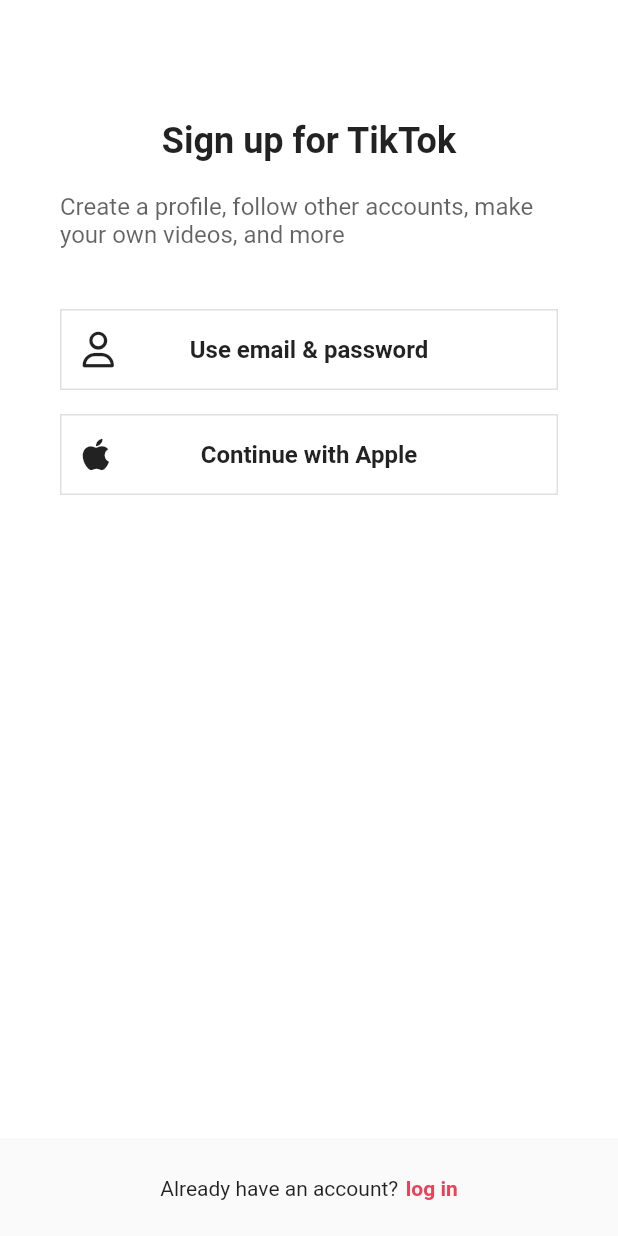
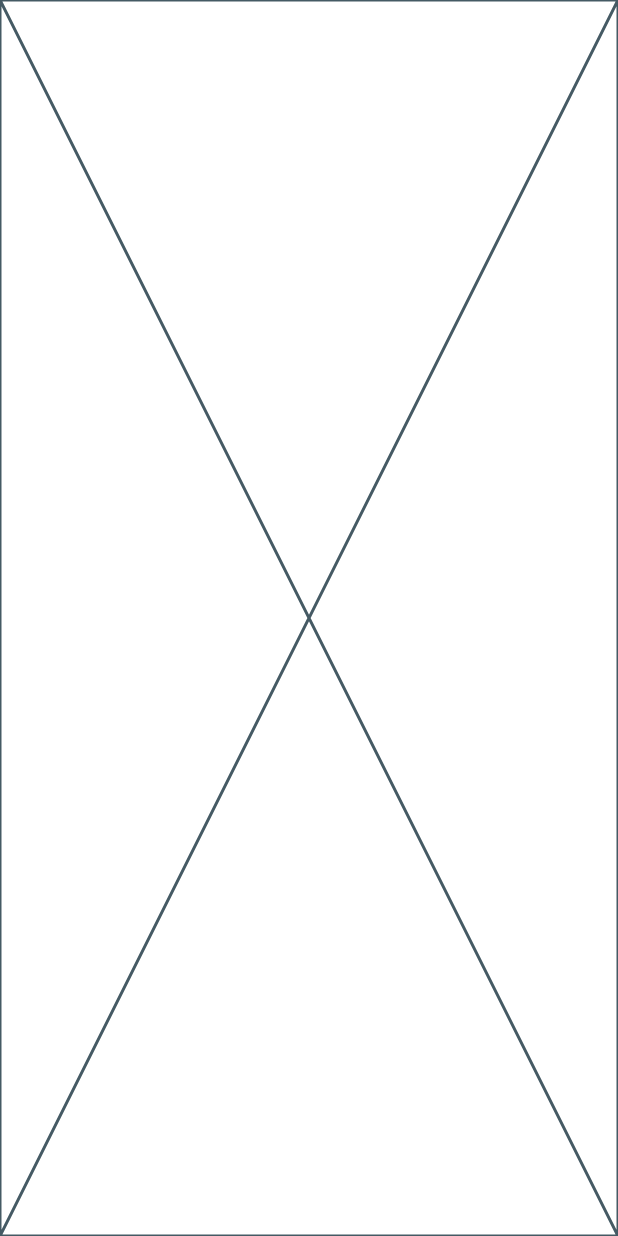
Before and after one commit to OwlCJ/TiktokClone, a Flutter app: the screen it shows after launch, on a phone screen of 412 x 824 dp. Run offline on Flutter 3.47's test engine with Material 2 defaults, Android fonts, the phone set to English and light mode, and no system bars; our stand-ins replace font_awesome_flutter, go_router, video_player, visibility_detector.

Commit message:
Add: camera pub & video_recording_screen

```diff
--- /dev/null
+++ b/lib/features/videos/video_recording_screen.dart
@@ -0,0 +1,15 @@
+import 'package:flutter/material.dart';
+
+class VideoRecordingScreen extends StatefulWidget {
+  const VideoRecordingScreen({super.key});
+
+  @override
+  State<VideoRecordingScreen> createState() => _VideoRecordingScreenState();
+}
+
+class _VideoRecordingScreenState extends State<VideoRecordingScreen> {
+  @override
+  Widget build(BuildContext context) {
+    return const Placeholder();
+  }
+}
--- a/lib/router.dart
+++ b/lib/router.dart
@@ -1,62 +1,11 @@
 import 'package:go_router/go_router.dart';
-import 'package:tiktok_clone/features/authentication/email_screen.dart';
-import 'package:tiktok_clone/features/authentication/sign_up_screen.dart';
-import 'package:tiktok_clone/features/authentication/username_screen.dart';
-import 'package:tiktok_clone/features/users/user_profile_screen.dart';
+import 'package:tiktok_clone/features/videos/video_recording_screen.dart';
 
 final router = GoRouter(
   routes: [
     GoRoute(
-      name: SignUpScreen.routeName,
-      path: SignUpScreen.routeURL,
-      builder: (context, state) => const SignUpScreen(),
-      routes: [
-        GoRoute(
-          name: UsernameScreen.routeName,
-          path: UsernameScreen.routeURL,
-          builder: (context, state) => const UsernameScreen(),
-          routes: [
-            GoRoute(
-              name: EmailScreen.routeName,
-              path: EmailScreen.routeURL,
-              builder: (context, state) {
-                final args = state.extra as EmailScreenArgs;
-                return EmailScreen(userName: args.userName);
-              },
-            ),
-          ],
-        ),
-      ],
+      path: '/',
+      builder: (context, state) => const VideoRecordingScreen(),
     ),
-    // GoRoute(
-    //   path: LoginScreen.routeName,
-    //   builder: (context, state) => const LoginScreen(),
-    // ),
-    // GoRoute(
-    //   path: UsernameScreen.routeName,
-    //   pageBuilder: (context, state) {
-    //     return CustomTransitionPage(
-    //       child: const UsernameScreen(),
-    //       transitionsBuilder: (context, animation, secondaryAnimation, child) {
-    //         return FadeTransition(
-    //           opacity: animation,
-    //           child: ScaleTransition(
-    //             scale: animation,
-    //             child: child,
-    //           ),
-    //         );
-    //       },
-    //     );
-    //   },
-    // ),
-
-    GoRoute(
-      path: "/users/:username",
-      builder: (context, state) {
-        final username = state.params['username'];
-        final tab = state.queryParams['show'];
-        return UserprofileScreen(username: username!, tab: tab!);
-      },
-    )
   ],
 );
--- a/pubspec.yaml
+++ b/pubspec.yaml
@@ -39,6 +39,8 @@ dependencies:
   visibility_detector: ^0.3.3
   google_fonts: ^4.0.1
   go_router: 6.0.2
+  camera: ^0.10.5+2
+  permission_handler: ^10.2.0
 
 dev_dependencies:
   flutter_test:
```
Also changed, not shown: 3 other files.
